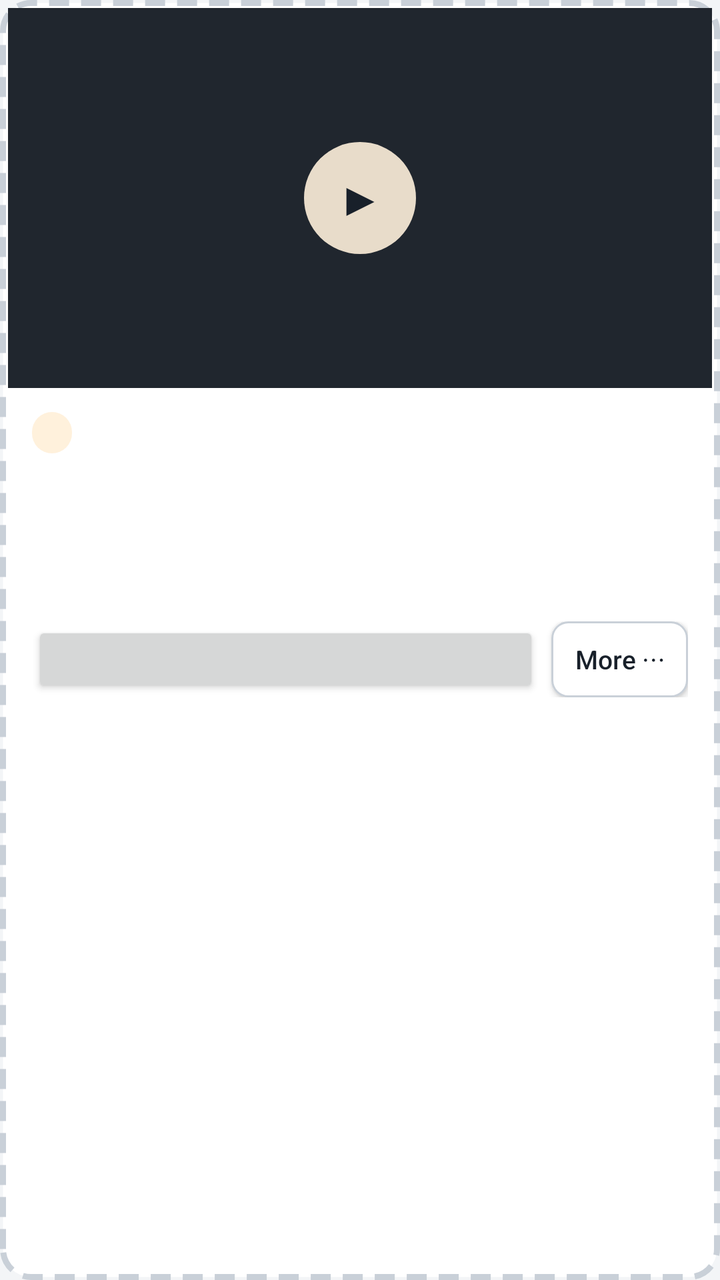
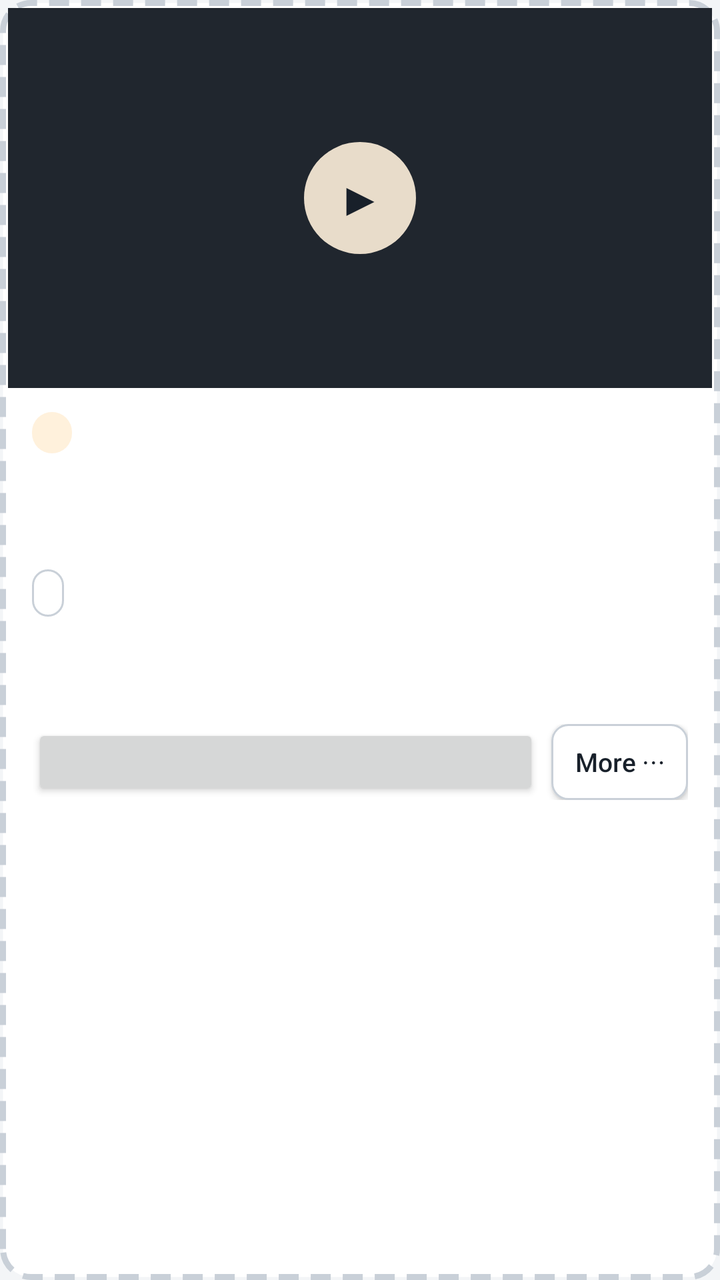

Compare the two renders of this Android layout. The source of the first and the diff that turns it into the second are given below.
<!-- AndroidManifest.xml: application theme AppTheme -->
<!-- res/layout/item_video.xml -->
<?xml version="1.0" encoding="utf-8"?>
<LinearLayout xmlns:android="http://schemas.android.com/apk/res/android"
    android:id="@+id/box"
    android:layout_width="match_parent"
    android:layout_height="wrap_content"
    android:background="@drawable/box_draft"
    android:orientation="vertical"
    android:padding="4dp">

    <FrameLayout
        android:id="@+id/thumbWrap"
        android:layout_width="match_parent"
        android:layout_height="190dp"
        android:background="@color/thumb_bg">
        <ImageView
            android:id="@+id/thumb"
            android:layout_width="match_parent"
            android:layout_height="match_parent"
            android:scaleType="centerCrop" />
        <TextView
            android:layout_width="56dp"
            android:layout_height="56dp"
            android:layout_gravity="center"
            android:background="@drawable/chip_draft"
            android:alpha="0.9"
            android:gravity="center"
            android:text="▶"
            android:textColor="@color/ink"
            android:textSize="24sp" />
    </FrameLayout>

    <LinearLayout
        android:layout_width="match_parent"
        android:layout_height="wrap_content"
        android:orientation="vertical"
        android:padding="12dp">

        <TextView
            android:id="@+id/chip"
            android:layout_width="wrap_content"
            android:layout_height="wrap_content"
            android:background="@drawable/chip_draft"
            android:paddingLeft="10dp"
            android:paddingRight="10dp"
            android:paddingTop="3dp"
            android:paddingBottom="3dp"
            android:textSize="11sp"
            android:textStyle="bold"
            android:letterSpacing="0.08" />

        <TextView
            android:id="@+id/title"
            android:layout_width="match_parent"
            android:layout_height="wrap_content"
            android:layout_marginTop="6dp"
            android:textColor="@color/ink"
            android:textSize="18sp"
            android:textStyle="bold" />

        <TextView
            android:id="@+id/note"
            android:layout_width="match_parent"
            android:layout_height="wrap_content"
            android:layout_marginTop="4dp"
            android:textColor="@color/muted"
            android:textSize="14sp" />

        <TextView
            android:id="@+id/meta"
            android:layout_width="match_parent"
            android:layout_height="wrap_content"
            android:layout_marginTop="6dp"
            android:fontFamily="monospace"
            android:textColor="@color/muted"
            android:textSize="11sp" />

        <LinearLayout
            android:layout_width="match_parent"
            android:layout_height="wrap_content"
            android:layout_marginTop="10dp"
            android:orientation="horizontal">
            <Button
                android:id="@+id/toggle"
                style="@style/SmallBtn"
                android:layout_width="0dp"
                android:layout_weight="1" />
            <Button
                android:id="@+id/more"
                style="@style/SmallBtn"
                android:layout_marginRight="0dp"
                android:background="@drawable/btn_outline"
                android:text="More ⋯"
                android:textColor="@color/ink" />
        </LinearLayout>
    </LinearLayout>
</LinearLayout>
<!-- resources referenced by this layout -->
<resources>
  <color name="ink">#18202A</color>
  <color name="muted">#5D6875</color>
  <color name="thumb_bg">#20262E</color>
  <!-- drawable box_draft (drawable) -->
  <?xml version="1.0" encoding="utf-8"?>
  <shape xmlns:android="http://schemas.android.com/apk/res/android" android:shape="rectangle">
      <solid android:color="@color/surface" />
      <stroke android:width="3dp" android:color="@color/line"
          android:dashWidth="10dp" android:dashGap="6dp" />
      <corners android:radius="14dp" />
  </shape>
  <!-- drawable btn_outline (drawable) -->
  <?xml version="1.0" encoding="utf-8"?>
  <shape xmlns:android="http://schemas.android.com/apk/res/android" android:shape="rectangle">
      <solid android:color="@color/surface" />
      <stroke android:width="1dp" android:color="@color/line" />
      <corners android:radius="8dp" />
  </shape>
  <!-- drawable chip_draft (drawable) -->
  <?xml version="1.0" encoding="utf-8"?>
  <shape xmlns:android="http://schemas.android.com/apk/res/android" android:shape="rectangle">
      <solid android:color="@color/draft_soft" />
      <corners android:radius="99dp" />
  </shape>
  <style name="SmallBtn">
          <item name="android:layout_width">wrap_content</item>
          <item name="android:layout_height">38dp</item>
          <item name="android:minWidth">0dp</item>
          <item name="android:minHeight">0dp</item>
          <item name="android:paddingLeft">12dp</item>
          <item name="android:paddingRight">12dp</item>
          <item name="android:textAllCaps">false</item>
          <item name="android:textSize">13sp</item>
          <item name="android:layout_marginRight">6dp</item>
      </style>
  <style name="AppTheme" parent="@android:style/Theme.Material.Light.DarkActionBar">
          <item name="android:colorPrimary">@color/ink</item>
          <item name="android:colorPrimaryDark">@color/ink</item>
          <item name="android:colorAccent">@color/pub</item>
          <item name="android:windowBackground">@color/bg</item>
      </style>
  <color name="surface">#FFFFFF</color>
  <color name="line">#C9D0D8</color>
  <color name="draft_soft">#FFF1DC</color>
  <color name="pub">#1F9D55</color>
  <color name="bg">#F3F5F7</color>
</resources>

<!-- the commit's change to res/layout/item_video.xml (unified diff, before → after) -->
@@ -58,6 +58,27 @@
             android:textStyle="bold" />
 
         <TextView
+            android:id="@+id/platforms"
+            android:layout_width="match_parent"
+            android:layout_height="wrap_content"
+            android:layout_marginTop="4dp"
+            android:textColor="@color/accent"
+            android:textSize="13sp"
+            android:textStyle="bold" />
+
+        <TextView
+            android:id="@+id/planned"
+            android:layout_width="wrap_content"
+            android:layout_height="wrap_content"
+            android:layout_marginTop="6dp"
+            android:background="@drawable/tile"
+            android:paddingLeft="8dp"
+            android:paddingRight="8dp"
+            android:paddingTop="3dp"
+            android:paddingBottom="3dp"
+            android:textSize="13sp" />
+
+        <TextView
             android:id="@+id/note"
             android:layout_width="match_parent"
             android:layout_height="wrap_content"
<!-- resource entries referenced after the edit -->
@@ -1,5 +1,6 @@
 <!-- resources referenced by this layout -->
 <resources>
+  <color name="accent">#2F4FD8</color>
   <color name="ink">#18202A</color>
   <color name="muted">#5D6875</color>
   <color name="thumb_bg">#20262E</color>
@@ -23,6 +24,13 @@
   <shape xmlns:android="http://schemas.android.com/apk/res/android" android:shape="rectangle">
       <solid android:color="@color/draft_soft" />
       <corners android:radius="99dp" />
+  </shape>
+  <!-- drawable tile (drawable) -->
+  <?xml version="1.0" encoding="utf-8"?>
+  <shape xmlns:android="http://schemas.android.com/apk/res/android" android:shape="rectangle">
+      <solid android:color="@color/surface" />
+      <stroke android:width="1dp" android:color="@color/line" />
+      <corners android:radius="10dp" />
   </shape>
   <style name="SmallBtn">
           <item name="android:layout_width">wrap_content</item>
